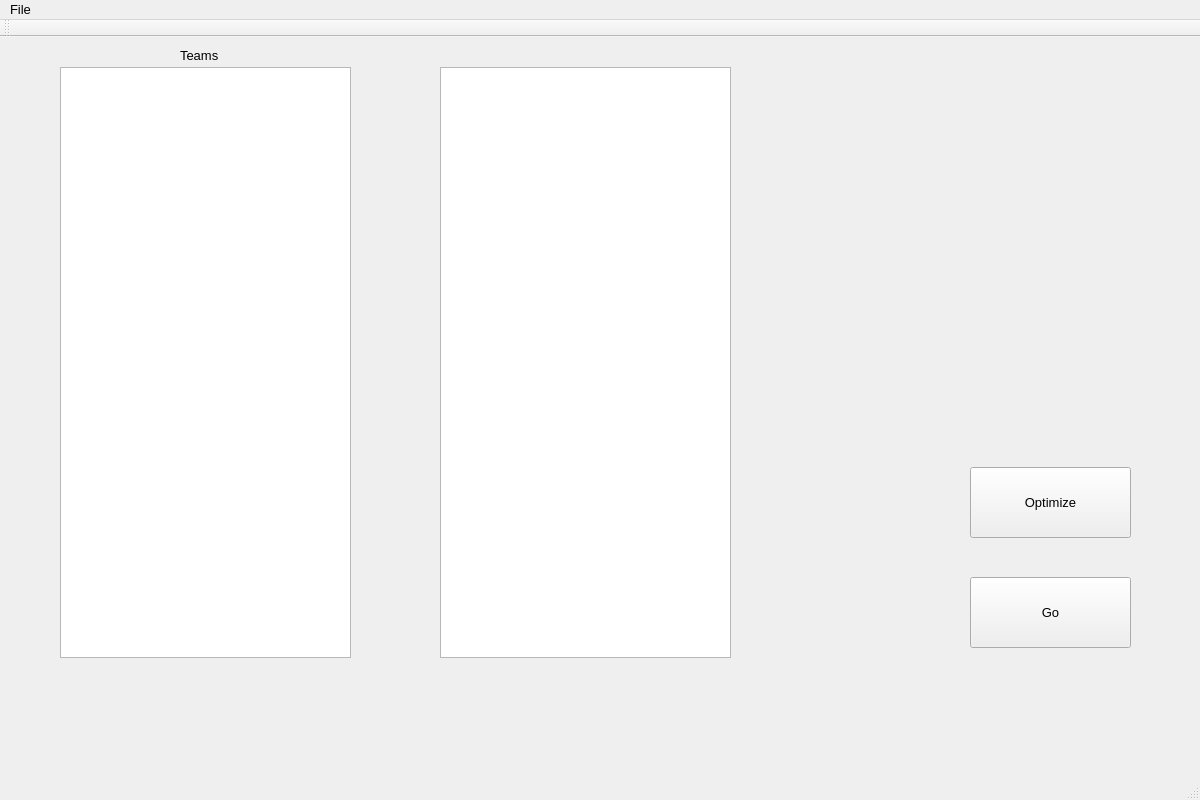
This is ALAYO/mainwindow.ui in akarapetian/ALAYO---Project-2 as Qt 5 draws it before an edit. The edited form follows.
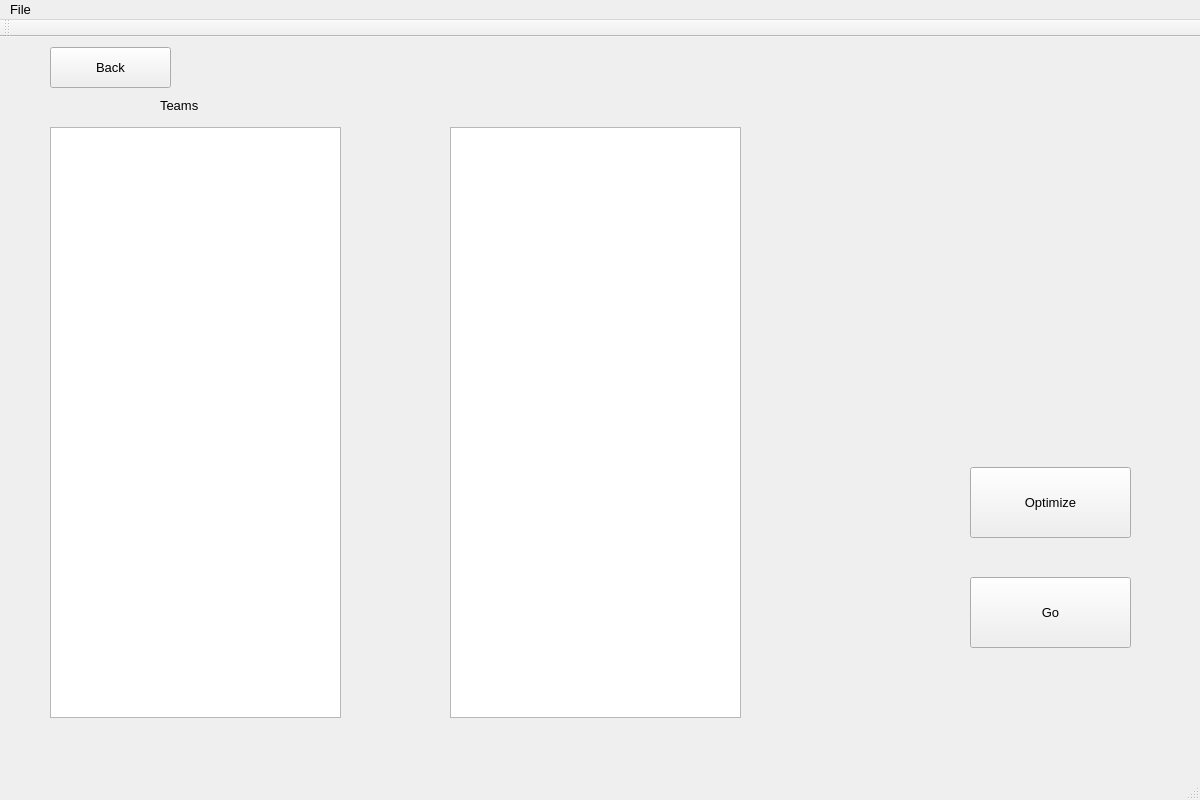
This is the edited form. The open tabs and pages were chosen to show the change.

Patch:
```diff
--- a/ALAYO/mainwindow.ui
+++ b/ALAYO/mainwindow.ui
@@ -617,8 +617,8 @@
          <widget class="QListWidget" name="availibleTeamsStackedWidget">
           <property name="geometry">
            <rect>
-            <x>60</x>
-            <y>50</y>
+            <x>50</x>
+            <y>110</y>
             <width>291</width>
             <height>591</height>
            </rect>
@@ -627,8 +627,8 @@
          <widget class="QLabel" name="label_30">
           <property name="geometry">
            <rect>
-            <x>180</x>
-            <y>30</y>
+            <x>160</x>
+            <y>80</y>
             <width>61</width>
             <height>16</height>
            </rect>
@@ -666,13 +666,26 @@
          <widget class="QListWidget" name="selectedTeamsStackedWidget">
           <property name="geometry">
            <rect>
-            <x>440</x>
-            <y>50</y>
+            <x>450</x>
+            <y>110</y>
             <width>291</width>
             <height>591</height>
            </rect>
           </property>
          </widget>
+         <widget class="QPushButton" name="multipleSelectionPageBackButton">
+          <property name="geometry">
+           <rect>
+            <x>50</x>
+            <y>30</y>
+            <width>121</width>
+            <height>41</height>
+           </rect>
+          </property>
+          <property name="text">
+           <string>Back</string>
+          </property>
+         </widget>
         </widget>
         <widget class="QWidget" name="singleSelectionPage"/>
        </widget>
```
Left out of the diff: 33 changed lines with no effect on the pictures.
